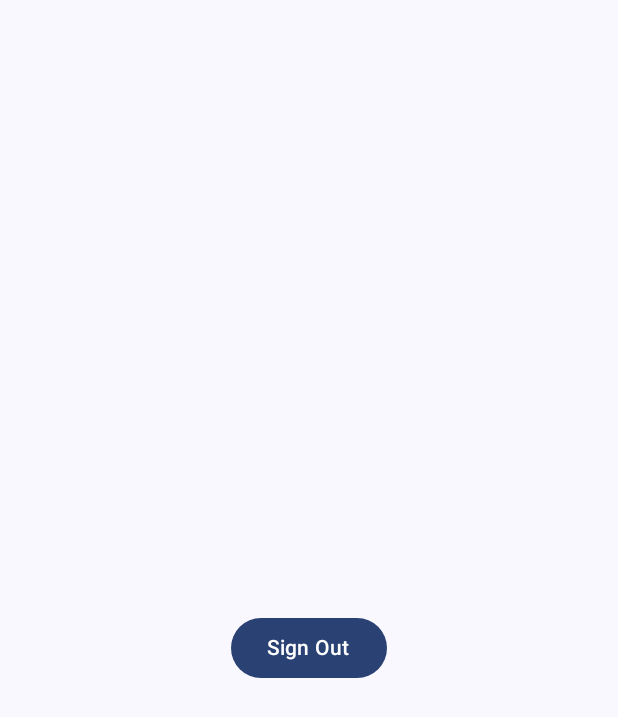
After one commit to dev-satyamthakur/Google-SignOn-Firebase-JetpackCompose, an Android app built with Jetpack Compose: the ProfileScreen screen opened through its navigation route, on a phone screen of 412 x 824 dp. The commit adds this screen. Shown: the top 717 px of the screen. Run offline under Robolectric (Android 15) with nearby library versions, the phone set to English and light mode, and no system bars; our stand-ins replace Firebase (no records; nobody signed in at launch, a user with empty details on screens opened directly).

Commit message:
Creating Profile Screen and navigating when signed up

```diff
--- a/app/src/main/java/com/satyamthakur/learning/googlefirebasesignon/MainActivity.kt
+++ b/app/src/main/java/com/satyamthakur/learning/googlefirebasesignon/MainActivity.kt
@@ -21,6 +21,7 @@ import androidx.navigation.compose.composable
 import androidx.navigation.compose.rememberNavController
 import com.google.android.gms.auth.api.identity.Identity
 import com.satyamthakur.learning.googlefirebasesignon.presentation.signin.GoogleAuthUIClient
+import com.satyamthakur.learning.googlefirebasesignon.presentation.signin.ProfileScreen
 import com.satyamthakur.learning.googlefirebasesignon.presentation.signin.SignInScreen
 import com.satyamthakur.learning.googlefirebasesignon.presentation.signin.SignInViewModel
 import com.satyamthakur.learning.googlefirebasesignon.ui.theme.GoogleFirebaseSignonTheme
@@ -50,6 +51,12 @@ class MainActivity : ComponentActivity() {
                             val viewModel = viewModel<SignInViewModel>()
                             val state by viewModel.state.collectAsStateWithLifecycle()
 
+                            LaunchedEffect(key1 = Unit) {
+                                if (googleAuthUiClient.getSignedInUser() != null) {
+                                    navController.navigate("profile")
+                                }
+                            }
+
                             val launcher = rememberLauncherForActivityResult(
                                 contract = ActivityResultContracts.StartIntentSenderForResult(),
                                 onResult = { result ->
@@ -71,6 +78,9 @@ class MainActivity : ComponentActivity() {
                                         "Signed In",
                                         Toast.LENGTH_LONG
                                     ).show()
+
+                                    navController.navigate("profile")
+                                    viewModel.resetState()
                                 }
                             }
 
@@ -87,6 +97,24 @@ class MainActivity : ComponentActivity() {
                                     }
                                 })
                         }
+
+                        composable("profile") {
+                            ProfileScreen(
+                                userData = googleAuthUiClient.getSignedInUser(),
+                                onSignOut = {
+                                    lifecycleScope.launch {
+                                        googleAuthUiClient.signOut()
+                                        Toast.makeText(
+                                            applicationContext,
+                                            "Signed Out",
+                                            Toast.LENGTH_LONG
+                                        ).show()
+
+                                        navController.popBackStack()
+                                    }
+                                }
+                            )
+                        }
                     }
                 }
             }
--- /dev/null
+++ b/app/src/main/java/com/satyamthakur/learning/googlefirebasesignon/presentation/signin/ProfileScreen.kt
@@ -0,0 +1,59 @@
+package com.satyamthakur.learning.googlefirebasesignon.presentation.signin
+
+import androidx.compose.foundation.layout.Arrangement
+import androidx.compose.foundation.layout.Column
+import androidx.compose.foundation.layout.Spacer
+import androidx.compose.foundation.layout.fillMaxSize
+import androidx.compose.foundation.layout.height
+import androidx.compose.foundation.layout.size
+import androidx.compose.foundation.shape.CircleShape
+import androidx.compose.material3.Button
+import androidx.compose.material3.Text
+import androidx.compose.runtime.Composable
+import androidx.compose.ui.Alignment
+import androidx.compose.ui.Modifier
+import androidx.compose.ui.draw.clip
+import androidx.compose.ui.layout.ContentScale
+import androidx.compose.ui.text.font.FontWeight
+import androidx.compose.ui.text.style.TextAlign
+import androidx.compose.ui.unit.dp
+import androidx.compose.ui.unit.sp
+import coil.compose.AsyncImage
+
+@Composable
+fun ProfileScreen(
+    userData: UserData?,
+    onSignOut: () -> Unit
+) {
+    Column(
+        modifier = Modifier.fillMaxSize(),
+        verticalArrangement = Arrangement.Center,
+        horizontalAlignment = Alignment.CenterHorizontally
+    ) {
+        if (userData?.profilePictureUrl != null) {
+            AsyncImage(
+                model = userData.profilePictureUrl,
+                contentDescription = null,
+                modifier = Modifier
+                    .size(150.dp)
+                    .clip(CircleShape),
+                contentScale = ContentScale.Crop
+            )
+            Spacer(modifier = Modifier.height(16.dp))
+        }
+
+        if (userData?.userName != null) {
+            Text(
+                text = userData.userName,
+                textAlign = TextAlign.Center,
+                fontSize = 36.sp,
+                fontWeight = FontWeight.SemiBold
+            )
+            Spacer(modifier = Modifier.height(16.dp))
+        }
+
+        Button(onClick = onSignOut) {
+            Text(text = "Sign Out")
+        }
+    }
+}
```
